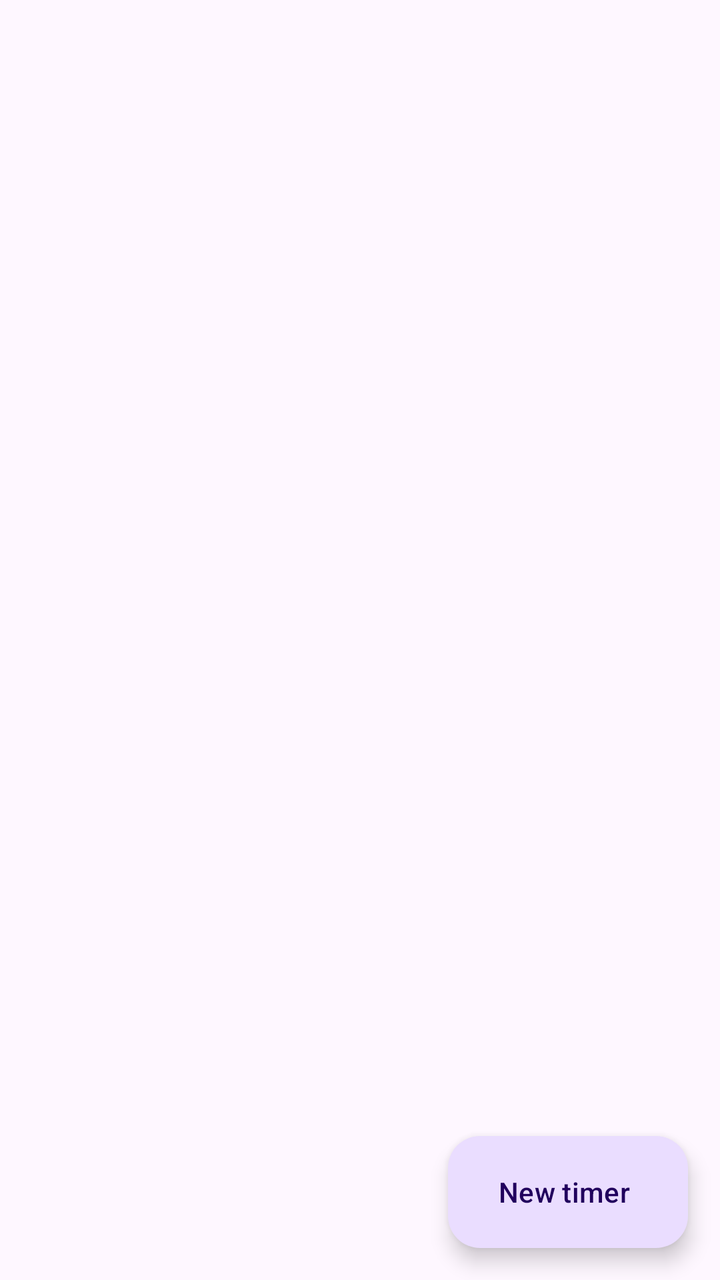
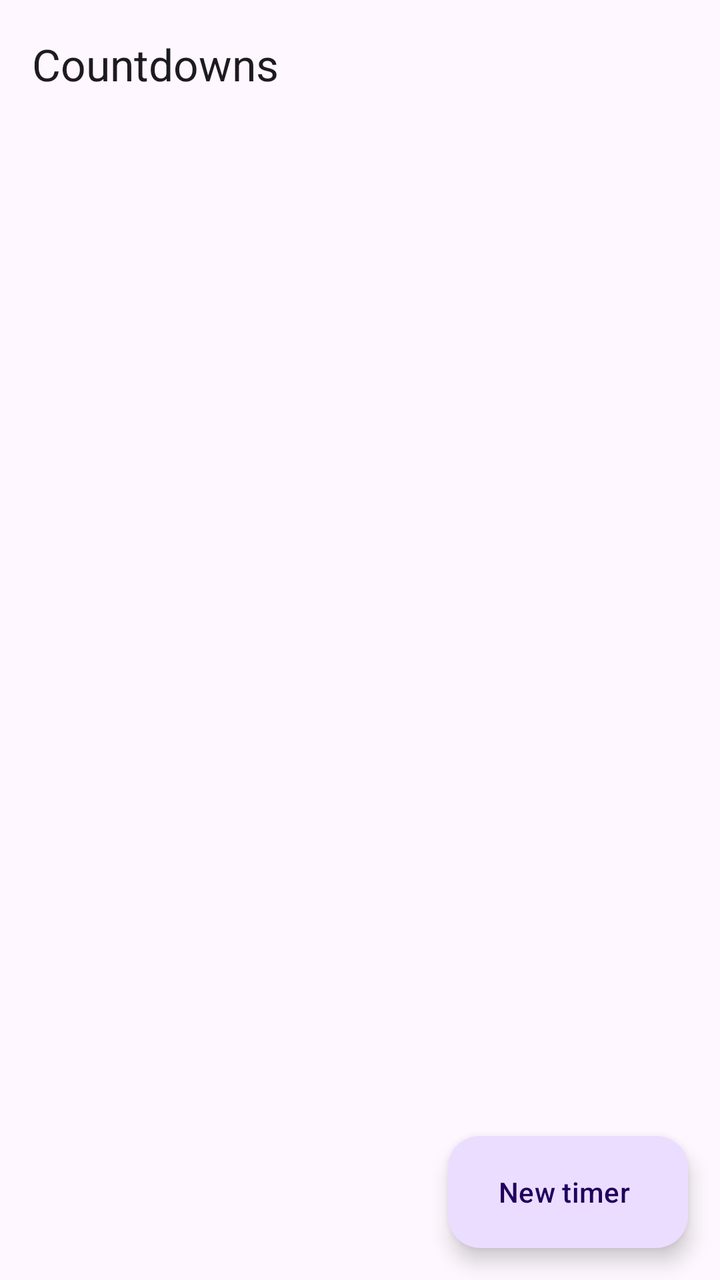

Before-and-after screenshots of an Android layout around one commit, followed by the original layout XML and the change that was made.
<!-- AndroidManifest.xml: application theme Theme.CountdownWidgets -->
<!-- res/layout/activity_main.xml -->
<?xml version="1.0" encoding="utf-8"?>
<LinearLayout xmlns:android="http://schemas.android.com/apk/res/android"
    android:layout_width="match_parent"
    android:layout_height="match_parent"
    android:fitsSystemWindows="true"
    android:orientation="vertical">

    <com.google.android.material.appbar.AppBarLayout
        android:layout_width="match_parent"
        android:layout_height="wrap_content">

        <com.google.android.material.appbar.MaterialToolbar
            android:id="@+id/toolbar"
            android:layout_width="match_parent"
            android:layout_height="?attr/actionBarSize"
            android:title="@string/app_name" />
    </com.google.android.material.appbar.AppBarLayout>

    <FrameLayout
        android:layout_width="match_parent"
        android:layout_height="0dp"
        android:layout_weight="1">

        <androidx.recyclerview.widget.RecyclerView
            android:id="@+id/list"
            android:layout_width="match_parent"
            android:layout_height="match_parent"
            android:clipToPadding="false"
            android:paddingHorizontal="@dimen/screen_margin"
            android:paddingTop="@dimen/screen_margin"
            android:paddingBottom="88dp" />

        <LinearLayout
            android:id="@+id/empty"
            android:layout_width="match_parent"
            android:layout_height="match_parent"
            android:gravity="center"
            android:orientation="vertical"
            android:padding="32dp"
            android:visibility="gone">

            <TextView
                android:layout_width="wrap_content"
                android:layout_height="wrap_content"
                android:text="@string/empty_title"
                android:textAppearance="?attr/textAppearanceHeadlineSmall" />

            <TextView
                android:layout_width="match_parent"
                android:layout_height="wrap_content"
                android:gravity="center"
                android:paddingTop="8dp"
                android:text="@string/empty_body"
                android:textAppearance="?attr/textAppearanceBodyMedium" />
        </LinearLayout>

        <com.google.android.material.floatingactionbutton.ExtendedFloatingActionButton
            android:id="@+id/add"
            android:layout_width="wrap_content"
            android:layout_height="wrap_content"
            android:layout_gravity="bottom|end"
            android:layout_margin="@dimen/screen_margin"
            android:text="@string/add_timer" />
    </FrameLayout>
</LinearLayout>
<!-- resources referenced by this layout -->
<resources>
  <dimen name="screen_margin">16dp</dimen>
  <string name="add_timer">New timer</string>
  <string name="app_name">Countdowns</string>
  <string name="empty_body">Create a timer, then add a widget from your home screen to put it where you\'ll see it.</string>
  <string name="empty_title">No timers yet</string>
  <style name="Theme.CountdownWidgets" parent="Theme.Material3.DayNight.NoActionBar" />
</resources>

<!-- the commit's change to res/layout/activity_main.xml (unified diff, before → after) -->
@@ -1,5 +1,6 @@
 <?xml version="1.0" encoding="utf-8"?>
 <LinearLayout xmlns:android="http://schemas.android.com/apk/res/android"
+    xmlns:app="http://schemas.android.com/apk/res-auto"
     android:layout_width="match_parent"
     android:layout_height="match_parent"
     android:fitsSystemWindows="true"
@@ -9,11 +10,12 @@
         android:layout_width="match_parent"
         android:layout_height="wrap_content">
 
+        
         <com.google.android.material.appbar.MaterialToolbar
             android:id="@+id/toolbar"
             android:layout_width="match_parent"
             android:layout_height="?attr/actionBarSize"
-            android:title="@string/app_name" />
+            app:title="@string/app_name" />
     </com.google.android.material.appbar.AppBarLayout>
 
     <FrameLayout
